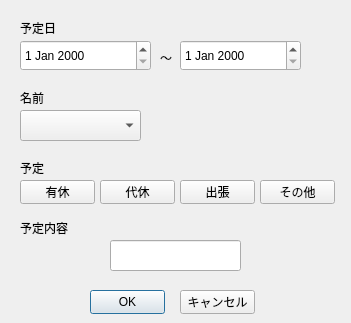
Qt form plandialog.ui (meiling479/timecard.completed) before a commit.
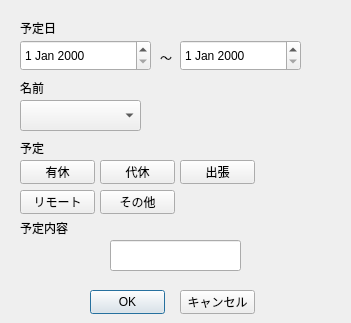
The same form after that commit.

```diff
--- a/plandialog.ui
+++ b/plandialog.ui
@@ -76,7 +76,7 @@
    <property name="geometry">
     <rect>
      <x>20</x>
-     <y>90</y>
+     <y>80</y>
      <width>49</width>
      <height>16</height>
     </rect>
@@ -89,7 +89,7 @@
    <property name="geometry">
     <rect>
      <x>20</x>
-     <y>160</y>
+     <y>140</y>
      <width>49</width>
      <height>16</height>
     </rect>
@@ -102,7 +102,7 @@
    <property name="geometry">
     <rect>
      <x>20</x>
-     <y>110</y>
+     <y>100</y>
      <width>121</width>
      <height>31</height>
     </rect>
@@ -135,7 +135,7 @@
    <property name="geometry">
     <rect>
      <x>20</x>
-     <y>180</y>
+     <y>160</y>
      <width>75</width>
      <height>24</height>
     </rect>
@@ -148,7 +148,7 @@
    <property name="geometry">
     <rect>
      <x>100</x>
-     <y>180</y>
+     <y>160</y>
      <width>75</width>
      <height>24</height>
     </rect>
@@ -161,7 +161,7 @@
    <property name="geometry">
     <rect>
      <x>180</x>
-     <y>180</y>
+     <y>160</y>
      <width>75</width>
      <height>24</height>
     </rect>
@@ -173,8 +173,8 @@
   <widget class="QPushButton" name="btnOther">
    <property name="geometry">
     <rect>
-     <x>260</x>
-     <y>180</y>
+     <x>100</x>
+     <y>190</y>
      <width>75</width>
      <height>24</height>
     </rect>
@@ -209,6 +209,19 @@
     <string>予定内容</string>
    </property>
   </widget>
+  <widget class="QPushButton" name="btnRemote">
+   <property name="geometry">
+    <rect>
+     <x>20</x>
+     <y>190</y>
+     <width>75</width>
+     <height>24</height>
+    </rect>
+   </property>
+   <property name="text">
+    <string>リモート</string>
+   </property>
+  </widget>
  </widget>
  <resources/>
  <connections/>
```
